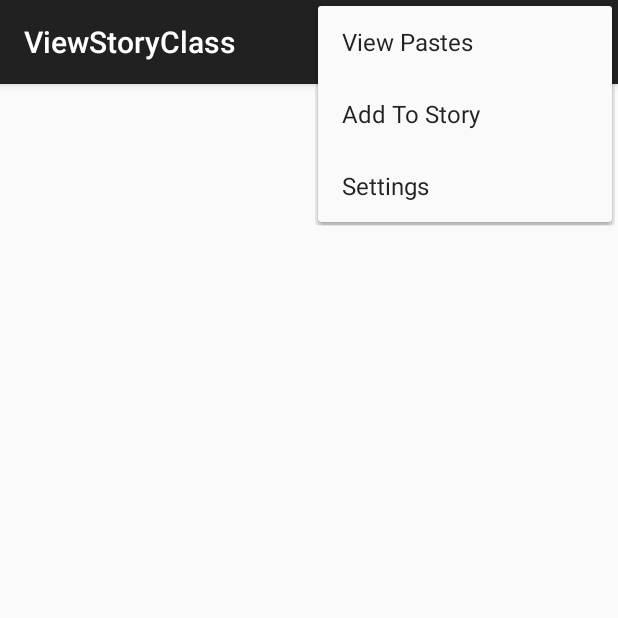
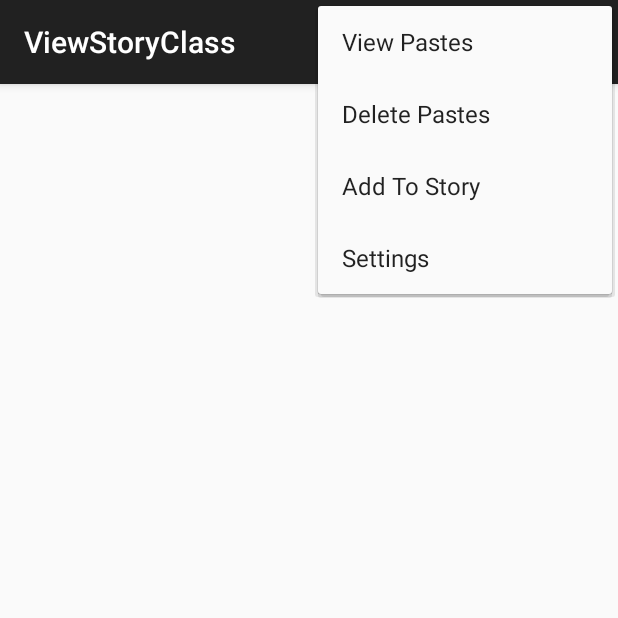
Before and after one commit to ret702/novelly, an Android app: the ViewStoryClass screen opened directly, with no data from a screen before it, with the options menu open, on a phone screen of 412 x 824 dp, the top half of it. Run offline under Robolectric (Android 15) with nearby library versions, the phone set to English and light mode, and no system bars; 3 statements that could not run were skipped.

Commit message:
10/11/15

```diff
--- a/app/src/main/java/ret/novelly/novelly/MainActivity.java
+++ b/app/src/main/java/ret/novelly/novelly/MainActivity.java
@@ -18,13 +18,14 @@ import java.util.UUID;
 
 
 public class MainActivity extends AppCompatActivity {
-
+    String userID="";
 
     @Override
     protected void onCreate(Bundle savedInstanceState) {
         super.onCreate(savedInstanceState);
         setContentView(R.layout.activity_main);
-         final String userID= getIntent().getExtras().getString("userID");
+        Bundle extra= getIntent().getExtras();
+       userID= extra.getString("userID");
         //load stories /imagesview dynamically
 
       final ListView userStories = (ListView) findViewById(R.id.mainlistview);
@@ -82,6 +83,7 @@ public class MainActivity extends AppCompatActivity {
         else if (id== R.id.storycreate)
         {
             Intent intent = new Intent(MainActivity.this, submitStory.class );
+            intent.putExtra("userID",userID);
             startActivity(intent);
         }
         else if (id==R.id.deleteall)
--- a/app/src/main/java/ret/novelly/novelly/Pastes.java
+++ b/app/src/main/java/ret/novelly/novelly/Pastes.java
@@ -25,6 +25,7 @@ public class Pastes {
 
     }
     void setUserID(String userID){
+
         this.userID= userID;
     }
 
--- a/app/src/main/java/ret/novelly/novelly/login.java
+++ b/app/src/main/java/ret/novelly/novelly/login.java
@@ -89,7 +89,7 @@ public class login extends Activity implements
         // Show the signed-in UI
        Toast.makeText(getApplicationContext(),"Signed in!", Toast.LENGTH_LONG);
         Intent intent = new Intent(login.this,MainActivity.class);
-        intent.putExtra("userID", UUID.randomUUID());
+        intent.putExtra("userID", UUID.randomUUID().toString());
         startActivity(intent);
     }
 
--- a/app/src/main/res/menu/menu_view_story_class.xml
+++ b/app/src/main/res/menu/menu_view_story_class.xml
@@ -11,6 +11,12 @@
         />
 
     <item
+        android:title="@string/Delete_Pastes"
+        android:id="@+id/DeletePastes"
+        />
+
+
+    <item
         android:title="@string/Add_To_Story"
         android:id="@+id/AddToStory"
         />
--- a/app/src/main/res/values/strings.xml
+++ b/app/src/main/res/values/strings.xml
@@ -9,7 +9,7 @@
     <string name="Add_To_Story">Add To Story</string>
     <string name="Delete_All">Delete All</string>
     <string name="View_Pastes">View Pastes</string>
-
+    <string name="Delete_Pastes">Delete Pastes</string>
     <string name="title_section1">Section 1</string>
     <string name="title_section2">Section 2</string>
     <string name="title_section3">Section 3</string>
```
Also changed, not shown: app/src/main/java/ret/novelly/novelly/ViewStoryClass.java (+11 -4 lines), app/src/main/java/ret/novelly/novelly/database.java (+6 -3 lines), app/src/main/java/ret/novelly/novelly/submitStory.java (+5 -5 lines).
